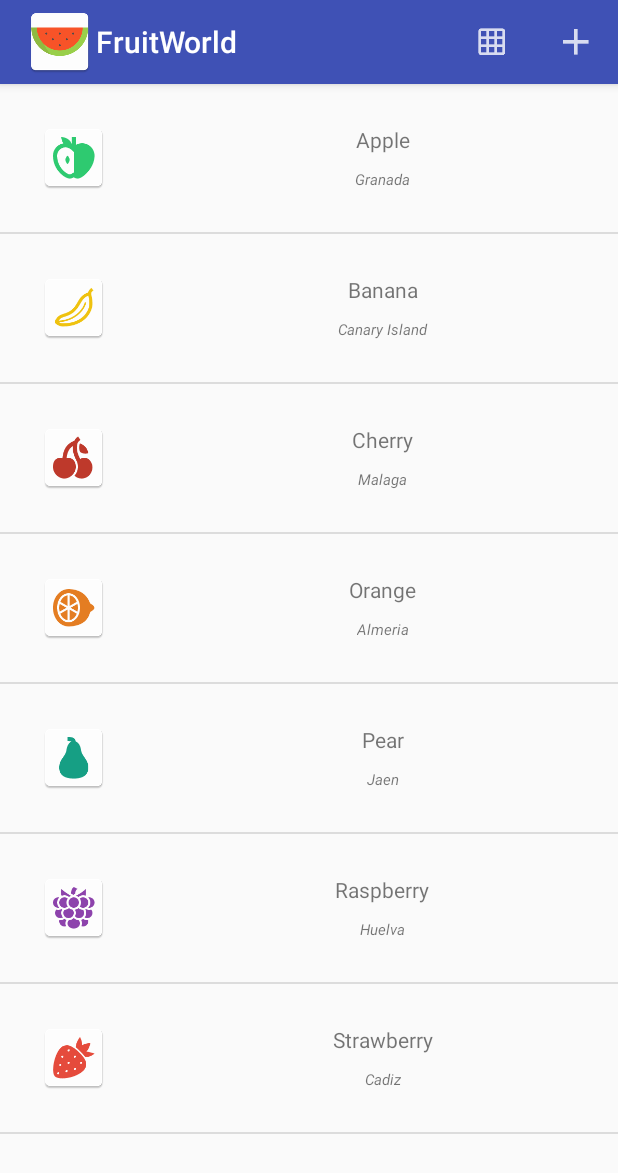
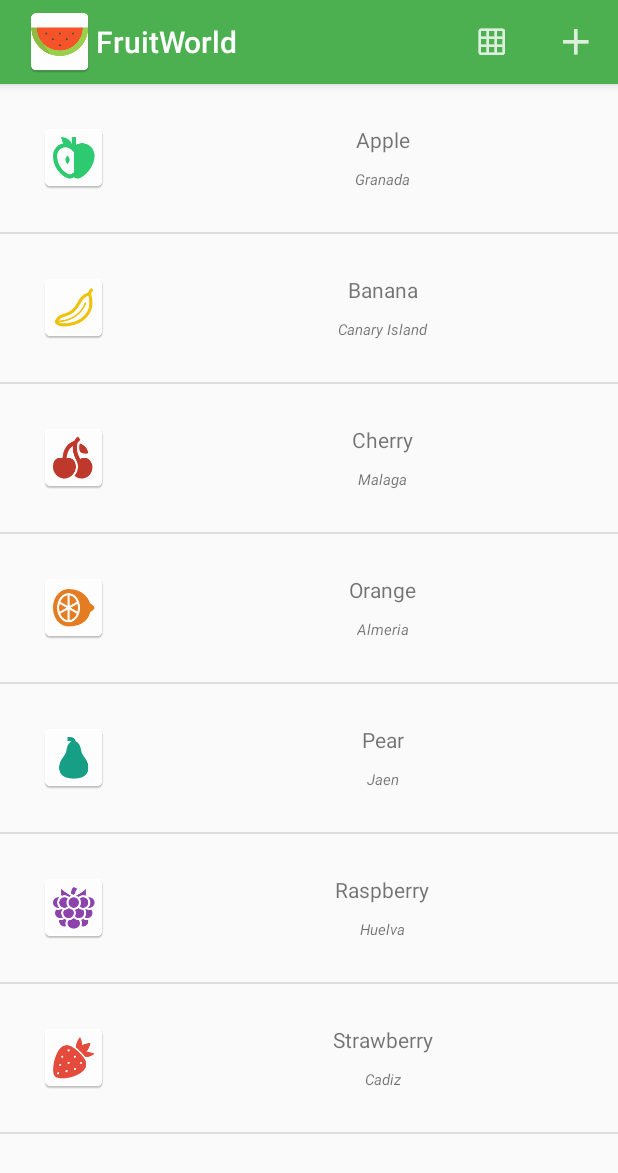
Before and after one commit to juliolopeztorres/android_course_session_02_lab, an Android app: the screen it shows after launch (MainActivity), on a phone screen of 412 x 824 dp. Shown: the top 1173 px of the screen. Run offline under Robolectric (Android 15) with nearby library versions, the phone set to English and light mode, and no system bars.

Commit message:
feat: Update theme colors

```diff
--- a/app/src/main/res/values/colors.xml
+++ b/app/src/main/res/values/colors.xml
@@ -1,6 +1,6 @@
 <?xml version="1.0" encoding="utf-8"?>
 <resources>
-    <color name="colorPrimary">#3F51B5</color>
-    <color name="colorPrimaryDark">#303F9F</color>
-    <color name="colorAccent">#FF4081</color>
+    <color name="colorPrimary">#4CAF50</color>
+    <color name="colorPrimaryDark">#388E3C</color>
+    <color name="colorAccent">#FF5722</color>
 </resources>
```
